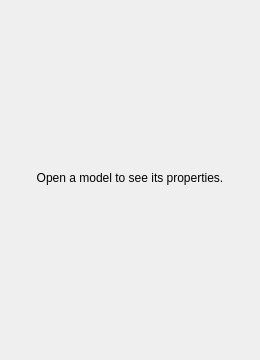
Qt form src/masafi_simtwin/panes/forms/properties.ui (JaumeFigueras/MASAFI-SimTwin) before a commit.
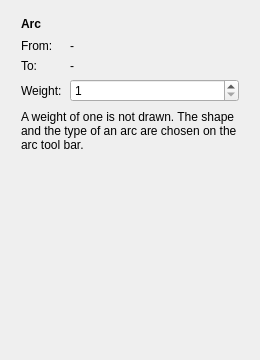
The same form after that commit. The open tabs and pages were chosen to show the change.

Commit message: arc properties

Patch:
```diff
--- a/src/masafi_simtwin/panes/forms/properties.ui
+++ b/src/masafi_simtwin/panes/forms/properties.ui
@@ -341,6 +341,112 @@
        </item>
       </layout>
      </widget>
+     <widget class="QWidget" name="arc_page">
+      <layout class="QVBoxLayout" name="arc_layout">
+       <property name="spacing">
+        <number>8</number>
+       </property>
+       <item>
+        <widget class="QLabel" name="arc_heading">
+         <property name="font">
+          <font>
+           <bold>true</bold>
+          </font>
+         </property>
+         <property name="text">
+          <string notr="true">Arc</string>
+         </property>
+        </widget>
+       </item>
+       <item>
+        <layout class="QFormLayout" name="arc_form">
+         <property name="horizontalSpacing">
+          <number>8</number>
+         </property>
+         <property name="verticalSpacing">
+          <number>6</number>
+         </property>
+         <item row="0" column="0">
+          <widget class="QLabel" name="arc_source_label">
+           <property name="text">
+            <string extracomment="the place or transition an arc leaves">From:</string>
+           </property>
+          </widget>
+         </item>
+         <item row="0" column="1">
+          <widget class="QLabel" name="arc_source_value">
+           <property name="text">
+            <string notr="true">-</string>
+           </property>
+           <property name="textInteractionFlags">
+            <set>Qt::TextInteractionFlag::TextSelectableByMouse</set>
+           </property>
+          </widget>
+         </item>
+         <item row="1" column="0">
+          <widget class="QLabel" name="arc_target_label">
+           <property name="text">
+            <string extracomment="the place or transition an arc enters">To:</string>
+           </property>
+          </widget>
+         </item>
+         <item row="1" column="1">
+          <widget class="QLabel" name="arc_target_value">
+           <property name="text">
+            <string notr="true">-</string>
+           </property>
+           <property name="textInteractionFlags">
+            <set>Qt::TextInteractionFlag::TextSelectableByMouse</set>
+           </property>
+          </widget>
+         </item>
+         <item row="2" column="0">
+          <widget class="QLabel" name="arc_weight_label">
+           <property name="text">
+            <string extracomment="how many tokens an arc carries">Weight:</string>
+           </property>
+          </widget>
+         </item>
+         <item row="2" column="1">
+          <widget class="QSpinBox" name="arc_weight_spin">
+           <property name="minimum">
+            <number>1</number>
+           </property>
+           <property name="maximum">
+            <number>2147483647</number>
+           </property>
+          </widget>
+         </item>
+        </layout>
+       </item>
+       <item>
+        <widget class="QLabel" name="arc_note">
+         <property name="placeholder" stdset="0">
+          <bool>true</bool>
+         </property>
+         <property name="text">
+          <string extracomment="under the weight of an arc in the Properties pane">A weight of one is not drawn. The shape and the type of an arc are chosen on the arc tool bar.</string>
+         </property>
+         <property name="wordWrap">
+          <bool>true</bool>
+         </property>
+        </widget>
+       </item>
+       <item>
+        <spacer name="arc_spacer">
+         <property name="orientation">
+          <enum>Qt::Orientation::Vertical</enum>
+         </property>
+         <property name="sizeHint" stdset="0">
+          <size>
+           <width>0</width>
+           <height>0</height>
+          </size>
+         </property>
+        </spacer>
+       </item>
+      </layout>
+     </widget>
     </widget>
    </item>
   </layout>
```
The commit also changes 17 other files.
